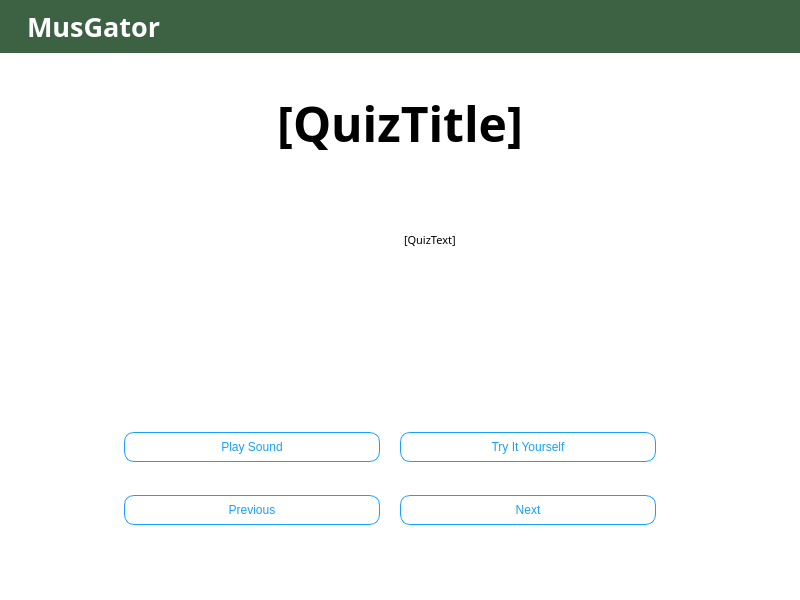
Old version of the form sight-earAudioQuiz.ui in the repository ZachKrol/MusGator.
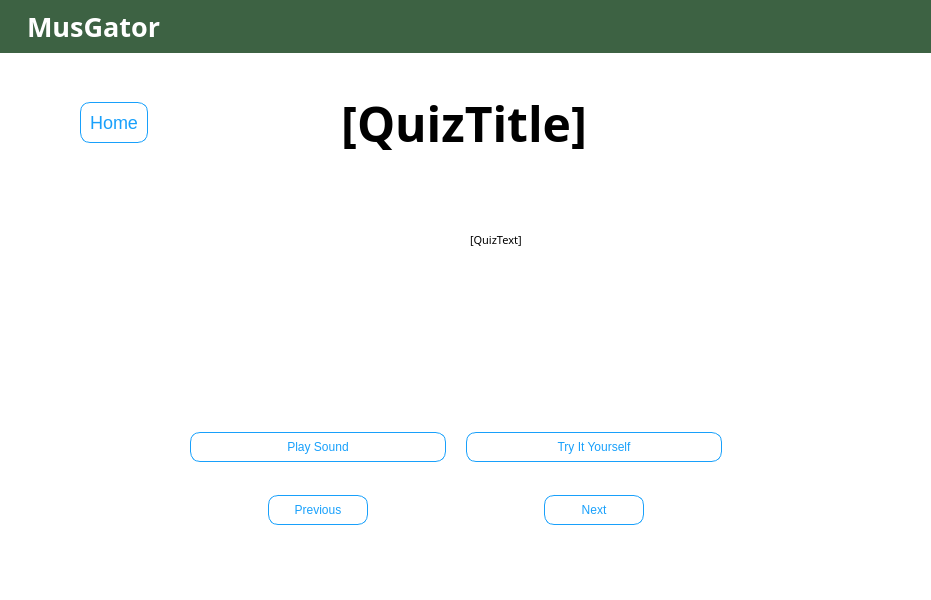
New version of the form. Icons and pictures are not drawn.

Commit message: Added home button, fixed prev/next button styling

```diff
--- a/sight-earAudioQuiz.ui
+++ b/sight-earAudioQuiz.ui
@@ -6,7 +6,7 @@
    <rect>
     <x>0</x>
     <y>0</y>
-    <width>800</width>
+    <width>931</width>
     <height>600</height>
    </rect>
   </property>
@@ -172,10 +172,45 @@
        <number>20</number>
       </property>
       <item>
-       <layout class="QHBoxLayout" name="topLayout" stretch="0,0,0">
+       <layout class="QHBoxLayout" name="topLayout" stretch="0,0,1,1,1,0">
         <property name="bottomMargin">
          <number>0</number>
         </property>
+        <item>
+         <spacer name="horizontalSpacer_9">
+          <property name="orientation">
+           <enum>Qt::Horizontal</enum>
+          </property>
+          <property name="sizeHint" stdset="0">
+           <size>
+            <width>60</width>
+            <height>20</height>
+           </size>
+          </property>
+         </spacer>
+        </item>
+        <item>
+         <widget class="QPushButton" name="homeButton">
+          <property name="styleSheet">
+           <string notr="true">QPushButton {
+background-color: rgb(255, 255, 255);
+border: 1px solid #18A0FB;
+border-radius: 10%;
+color:#18A0FB;
+padding: 9px;
+font-size: 18px;
+}
+QPushButton:hover {
+color: rgb(255, 255, 255);
+background-color:  #18A0FB;
+border: 1px solid #fff;
+}</string>
+          </property>
+          <property name="text">
+           <string>Home</string>
+          </property>
+         </widget>
+        </item>
         <item>
          <spacer name="horizontalSpacer_3">
           <property name="orientation">
@@ -244,6 +279,19 @@
           </property>
          </spacer>
         </item>
+        <item>
+         <spacer name="horizontalSpacer_8">
+          <property name="orientation">
+           <enum>Qt::Horizontal</enum>
+          </property>
+          <property name="sizeHint" stdset="0">
+           <size>
+            <width>132</width>
+            <height>20</height>
+           </size>
+          </property>
+         </spacer>
+        </item>
        </layout>
       </item>
       <item>
@@ -261,18 +309,8 @@
           </property>
          </spacer>
         </item>
-        <item row="7" column="3">
-         <widget class="QPushButton" name="nextButton">
-          <property name="styleSheet">
-           <string notr="true">margin-top: 20px;</string>
-          </property>
-          <property name="text">
-           <string>Next</string>
-          </property>
-         </widget>
-        </item>
-        <item row="5" column="0">
-         <spacer name="horizontalSpacer_2">
+        <item row="5" column="5">
+         <spacer name="horizontalSpacer_5">
           <property name="orientation">
            <enum>Qt::Horizontal</enum>
           </property>
@@ -284,8 +322,45 @@
           </property>
          </spacer>
         </item>
+        <item row="1" column="1">
+         <widget class="QGraphicsView" name="quizImage">
+          <property name="sizePolicy">
+           <sizepolicy hsizetype="Minimum" vsizetype="Expanding">
+            <horstretch>0</horstretch>
+            <verstretch>0</verstretch>
+           </sizepolicy>
+          </property>
+          <property name="minimumSize">
+           <size>
+            <width>256</width>
+            <height>0</height>
+           </size>
+          </property>
+          <property name="styleSheet">
+           <string notr="true">border: none;</string>
+          </property>
+          <property name="verticalScrollBarPolicy">
+           <enum>Qt::ScrollBarAlwaysOff</enum>
+          </property>
+          <property name="horizontalScrollBarPolicy">
+           <enum>Qt::ScrollBarAlwaysOff</enum>
+          </property>
+         </widget>
+        </item>
         <item row="1" column="3">
          <widget class="QTextBrowser" name="quizText">
+          <property name="sizePolicy">
+           <sizepolicy hsizetype="Minimum" vsizetype="Expanding">
+            <horstretch>0</horstretch>
+            <verstretch>0</verstretch>
+           </sizepolicy>
+          </property>
+          <property name="minimumSize">
+           <size>
+            <width>256</width>
+            <height>0</height>
+           </size>
+          </property>
           <property name="font">
            <font>
             <family>Tw Cen MT</family>
@@ -307,28 +382,8 @@
           </property>
          </widget>
         </item>
-        <item row="1" column="1">
-         <widget class="QGraphicsView" name="quizImage">
-          <property name="styleSheet">
-           <string notr="true">border: none;</string>
-          </property>
-          <property name="verticalScrollBarPolicy">
-           <enum>Qt::ScrollBarAlwaysOff</enum>
-          </property>
-          <property name="horizontalScrollBarPolicy">
-           <enum>Qt::ScrollBarAlwaysOff</enum>
-          </property>
-         </widget>
-        </item>
-        <item row="5" column="3">
-         <widget class="QPushButton" name="listenForSound">
-          <property name="text">
-           <string>Try It Yourself</string>
-          </property>
-         </widget>
-        </item>
-        <item row="5" column="4">
-         <spacer name="verticalSpacer_2">
+        <item row="0" column="2">
+         <spacer name="verticalSpacer_3">
           <property name="orientation">
            <enum>Qt::Vertical</enum>
           </property>
@@ -340,36 +395,6 @@
           </property>
          </spacer>
         </item>
-        <item row="5" column="1">
-         <widget class="QPushButton" name="playSound">
-          <property name="text">
-           <string>Play Sound</string>
-          </property>
-         </widget>
-        </item>
-        <item row="5" column="5">
-         <spacer name="horizontalSpacer_5">
-          <property name="orientation">
-           <enum>Qt::Horizontal</enum>
-          </property>
-          <property name="sizeHint" stdset="0">
-           <size>
-            <width>40</width>
-            <height>20</height>
-           </size>
-          </property>
-         </spacer>
-        </item>
-        <item row="7" column="1">
-         <widget class="QPushButton" name="previousButton">
-          <property name="styleSheet">
-           <string notr="true">margin-top: 20px;</string>
-          </property>
-          <property name="text">
-           <string>Previous</string>
-          </property>
-         </widget>
-        </item>
         <item row="7" column="5">
          <spacer name="horizontalSpacer_6">
           <property name="orientation">
@@ -383,8 +408,8 @@
           </property>
          </spacer>
         </item>
-        <item row="7" column="0">
-         <spacer name="horizontalSpacer_7">
+        <item row="5" column="0">
+         <spacer name="horizontalSpacer_2">
           <property name="orientation">
            <enum>Qt::Horizontal</enum>
           </property>
@@ -412,8 +437,35 @@
           </property>
          </spacer>
         </item>
-        <item row="0" column="2">
-         <spacer name="verticalSpacer_3">
+        <item row="5" column="3">
+         <widget class="QPushButton" name="listenForSound">
+          <property name="text">
+           <string>Try It Yourself</string>
+          </property>
+         </widget>
+        </item>
+        <item row="7" column="0">
+         <spacer name="horizontalSpacer_7">
+          <property name="orientation">
+           <enum>Qt::Horizontal</enum>
+          </property>
+          <property name="sizeHint" stdset="0">
+           <size>
+            <width>40</width>
+            <height>20</height>
+           </size>
+          </property>
+         </spacer>
+        </item>
+        <item row="5" column="1">
+         <widget class="QPushButton" name="playSound">
+          <property name="text">
+           <string>Play Sound</string>
+          </property>
+         </widget>
+        </item>
+        <item row="5" column="4">
+         <spacer name="verticalSpacer_2">
           <property name="orientation">
            <enum>Qt::Vertical</enum>
           </property>
@@ -425,6 +477,46 @@
           </property>
          </spacer>
         </item>
+        <item row="7" column="3">
+         <layout class="QHBoxLayout" name="horizontalLayout_2">
+          <item>
+           <widget class="QPushButton" name="nextButton">
+            <property name="maximumSize">
+             <size>
+              <width>100</width>
+              <height>16777215</height>
+             </size>
+            </property>
+            <property name="styleSheet">
+             <string notr="true">margin-top: 20px;</string>
+            </property>
+            <property name="text">
+             <string>Next</string>
+            </property>
+           </widget>
+          </item>
+         </layout>
+        </item>
+        <item row="7" column="1">
+         <layout class="QHBoxLayout" name="horizontalLayout_3">
+          <item>
+           <widget class="QPushButton" name="previousButton">
+            <property name="maximumSize">
+             <size>
+              <width>100</width>
+              <height>16777215</height>
+             </size>
+            </property>
+            <property name="styleSheet">
+             <string notr="true">margin-top: 20px;</string>
+            </property>
+            <property name="text">
+             <string>Previous</string>
+            </property>
+           </widget>
+          </item>
+         </layout>
+        </item>
        </layout>
       </item>
      </layout>
```
The commit also changes 4 other files.
